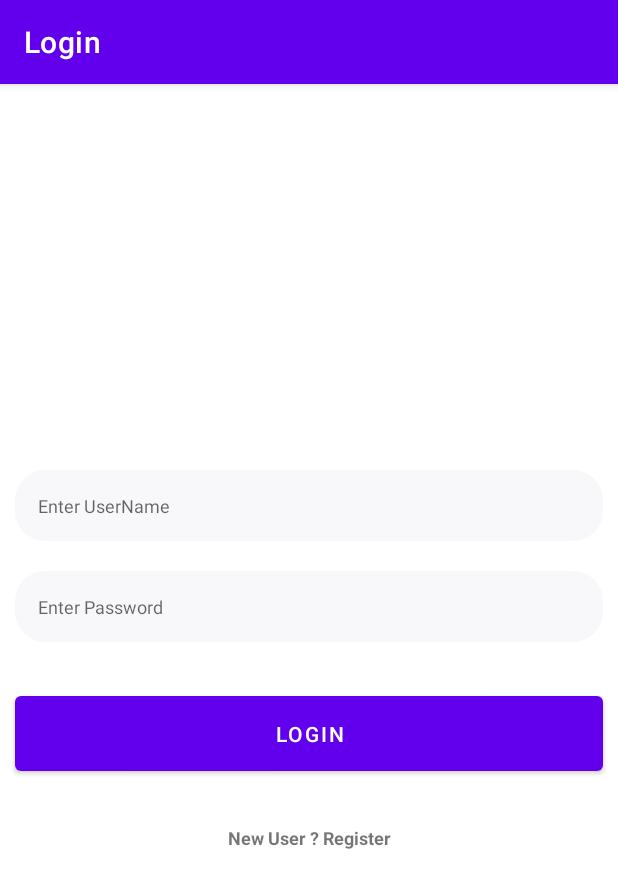
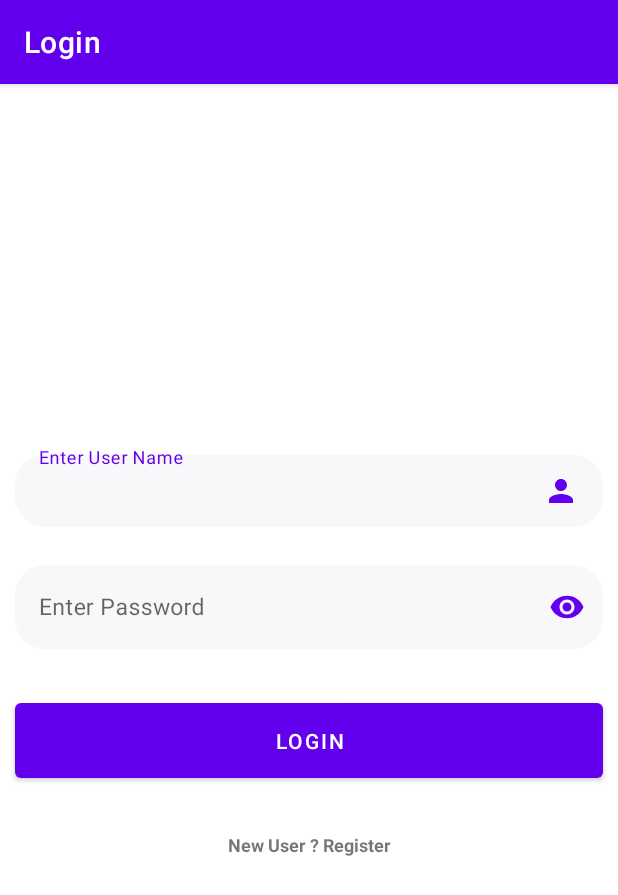
Before and after one commit to naga-reddy27/JobsPortal, an Android app: the LoginActivity screen opened directly, with no data from a screen before it, on a phone screen of 412 x 824 dp. Shown: the top 895 px of the screen. Run offline under Robolectric (Android 15) with nearby library versions, the phone set to English and light mode, and no system bars.

Commit message:
password hide and show completed.

```diff
--- a/app/src/main/java/com/user/jobportal/activity/LoginActivity.java
+++ b/app/src/main/java/com/user/jobportal/activity/LoginActivity.java
@@ -6,6 +6,7 @@ import android.content.Context;
 import android.content.Intent;
 import android.content.SharedPreferences;
 import android.os.Bundle;
+import android.text.method.PasswordTransformationMethod;
 import android.util.Log;
 import android.view.View;
 import android.widget.Button;
--- /dev/null
+++ b/app/src/main/res/drawable/ic_baseline_person_24.xml
@@ -0,0 +1,10 @@
+<vector xmlns:android="http://schemas.android.com/apk/res/android"
+    android:width="24dp"
+    android:height="24dp"
+    android:viewportWidth="24"
+    android:viewportHeight="24"
+    android:tint="?attr/colorControlNormal">
+  <path
+      android:fillColor="@android:color/white"
+      android:pathData="M12,12c2.21,0 4,-1.79 4,-4s-1.79,-4 -4,-4 -4,1.79 -4,4 1.79,4 4,4zM12,14c-2.67,0 -8,1.34 -8,4v2h16v-2c0,-2.66 -5.33,-4 -8,-4z"/>
+</vector>
--- a/app/src/main/res/layout/activity_login.xml
+++ b/app/src/main/res/layout/activity_login.xml
@@ -15,21 +15,61 @@
             android:layout_height="match_parent"
             android:layout_gravity="center_vertical">
 
-            <EditText
-                android:id="@+id/edt_username"
+            <com.google.android.material.textfield.TextInputLayout
+                android:id="@+id/layout_username"
+                style="@style/Widget.MaterialComponents.TextInputLayout.OutlinedBox"
+                android:layout_width="match_parent"
+                android:layout_height="wrap_content"
+                android:hint="Enter User Name"
+                app:layout_constraintBottom_toTopOf="@+id/layout_pwd"
+                app:layout_constraintEnd_toEndOf="parent"
+                app:layout_constraintStart_toStartOf="parent"
+                app:layout_constraintTop_toTopOf="parent">
+
+                <com.google.android.material.textfield.TextInputEditText
+                    android:id="@+id/edt_username"
+                    android:layout_width="match_parent"
+                    android:layout_height="wrap_content"
+                    android:layout_marginTop="12dp"
+                    android:ems="10"
+                    android:background="@drawable/rounded_rect"
+                    android:layout_margin="10dp"
+                    android:textSize="15sp"
+                    android:padding="12dp"
+                    android:inputType="textPersonName"
+                    android:drawableTint="@color/purple_500"
+                    android:drawableRight="@drawable/ic_baseline_person_24" />
+
+            </com.google.android.material.textfield.TextInputLayout>
+
+            <com.google.android.material.textfield.TextInputLayout
+                android:id="@+id/layout_pwd"
+                style="@style/Widget.MaterialComponents.TextInputLayout.OutlinedBox"
                 android:layout_width="match_parent"
                 android:layout_height="wrap_content"
                 android:layout_margin="10dp"
-                android:background="@drawable/rounded_rect"
-                android:hint="Enter UserName"
-                android:padding="15dp"
-                android:textSize="12sp"
-                app:layout_constraintBottom_toTopOf="@+id/edt_pwd"
+                android:hint="Enter Password"
+                app:passwordToggleTint="@color/purple_500"
                 app:layout_constraintEnd_toEndOf="parent"
                 app:layout_constraintStart_toStartOf="parent"
-                app:layout_constraintTop_toTopOf="parent" />
+                app:layout_constraintTop_toBottomOf="@+id/layout_username"
+                app:layout_constraintBottom_toTopOf="@+id/btn_login"
+                app:passwordToggleEnabled="true">
 
-            <EditText
+                <com.google.android.material.textfield.TextInputEditText
+                    android:id="@+id/edt_pwd"
+                    android:layout_width="match_parent"
+                    android:layout_height="wrap_content"
+                    android:layout_gravity="center"
+                    android:ems="10"
+                    android:background="@drawable/rounded_rect"
+                    android:textSize="15sp"
+                    android:inputType="textPassword" />
+
+            </com.google.android.material.textfield.TextInputLayout>
+
+
+          <!--  <EditText
                 android:id="@+id/edt_pwd"
                 android:layout_width="match_parent"
                 android:layout_height="wrap_content"
@@ -38,10 +78,7 @@
                 android:hint="Enter Password"
                 android:padding="15dp"
                 android:textSize="12sp"
-                app:layout_constraintEnd_toEndOf="parent"
-                app:layout_constraintStart_toStartOf="parent"
-                app:layout_constraintTop_toBottomOf="@+id/edt_username"
-                app:layout_constraintBottom_toTopOf="@+id/btn_login"/>
+                />-->
 
             <Button
                 android:id="@+id/btn_login"
@@ -52,9 +89,9 @@
                 android:layout_marginStart="10dp"
                 android:layout_marginEnd="10dp"
                 android:layout_marginVertical="20dp"
-                app:layout_constraintEnd_toEndOf="@+id/edt_pwd"
-                app:layout_constraintStart_toStartOf="@+id/edt_pwd"
-                app:layout_constraintTop_toBottomOf="@+id/edt_pwd"
+                app:layout_constraintEnd_toEndOf="@+id/layout_pwd"
+                app:layout_constraintStart_toStartOf="@+id/layout_pwd"
+                app:layout_constraintTop_toBottomOf="@+id/layout_pwd"
                 app:layout_constraintBottom_toTopOf="@+id/txt_register"/>
             <TextView
                 android:id="@+id/txt_register"
```
